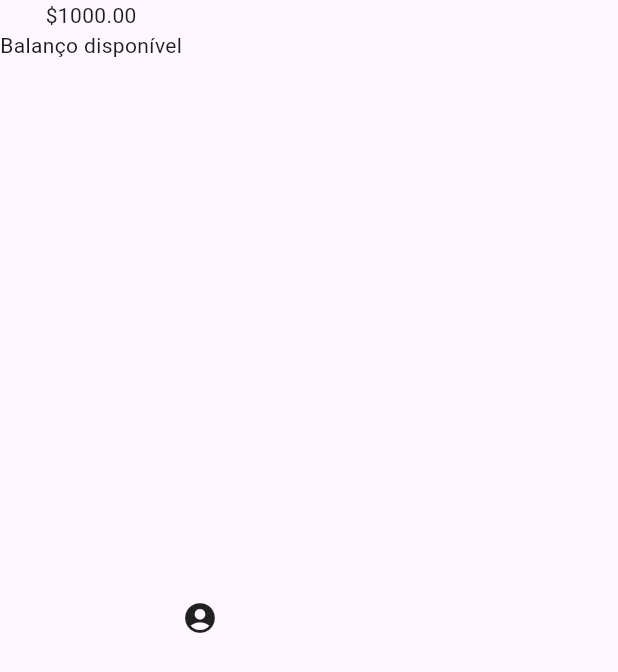
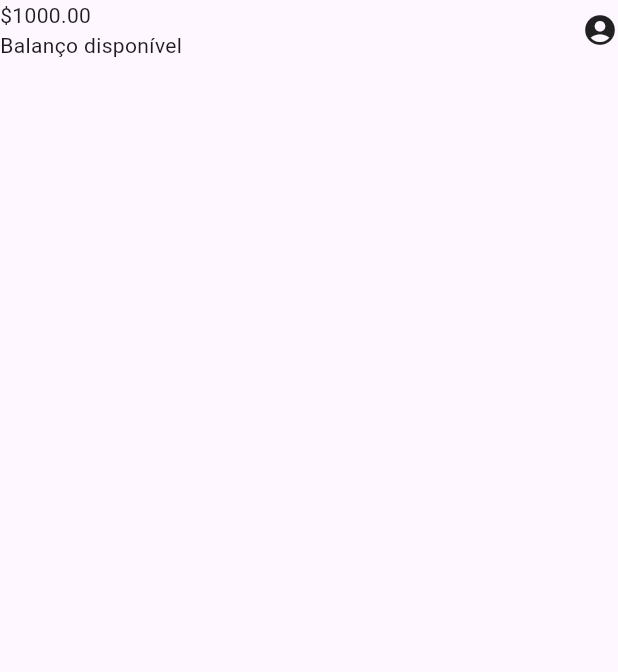
Before and after one commit to leonardo-silva/flutter-alubank, a Flutter app: the screen it shows after launch, on a phone screen of 412 x 824 dp. Shown: the top 672 px of the screen. Run offline on Flutter 3.47's test engine with Material 3 defaults, Android fonts, the light colour scheme and no system bars.

Commit message:
feat: defining mainAxisAlignment and crossAxisAlignment for Header containers

```diff
--- a/lib/components/sections/header.dart
+++ b/lib/components/sections/header.dart
@@ -6,8 +6,10 @@ class Header extends StatelessWidget {
   @override
   Widget build(BuildContext context) {
     return Row(
+      mainAxisAlignment: MainAxisAlignment.spaceBetween,
       children: <Widget>[
         Column(
+          crossAxisAlignment: CrossAxisAlignment.start,
           children: <Widget>[Text('\$1000.00'), Text('Balanço disponível')],
         ),
         Icon(Icons.account_circle),
--- a/lib/screens/home.dart
+++ b/lib/screens/home.dart
@@ -6,6 +6,6 @@ class Home extends StatelessWidget {
 
   @override
   Widget build(BuildContext context) {
-    return const Scaffold(body: Header());
+    return const Scaffold(body: Column(children: <Widget>[Header()]));
   }
 }
```
